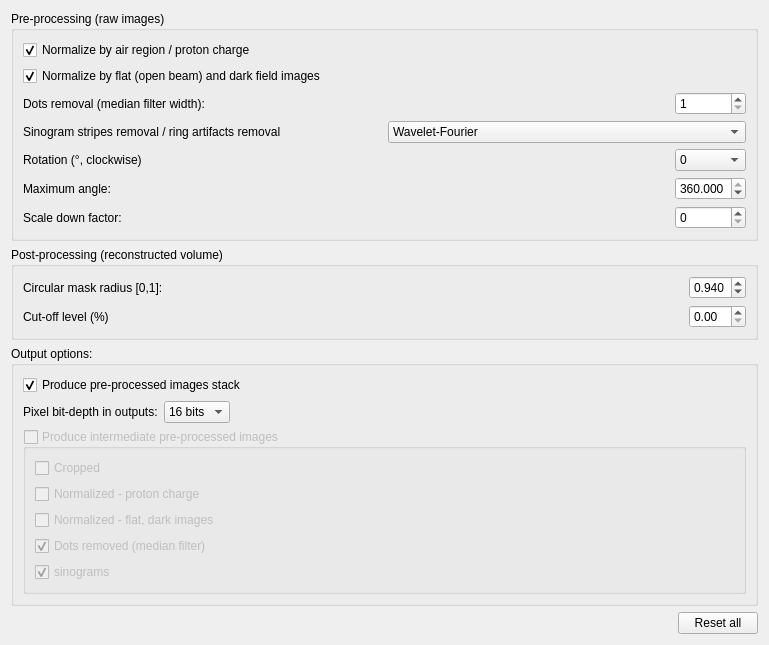
Old version of the form MantidQt/CustomInterfaces/inc/MantidQtCustomInterfaces/Tomography/TomographyIfaceQtTabFiltersSettings.ui in the repository mantidproject/mantid.
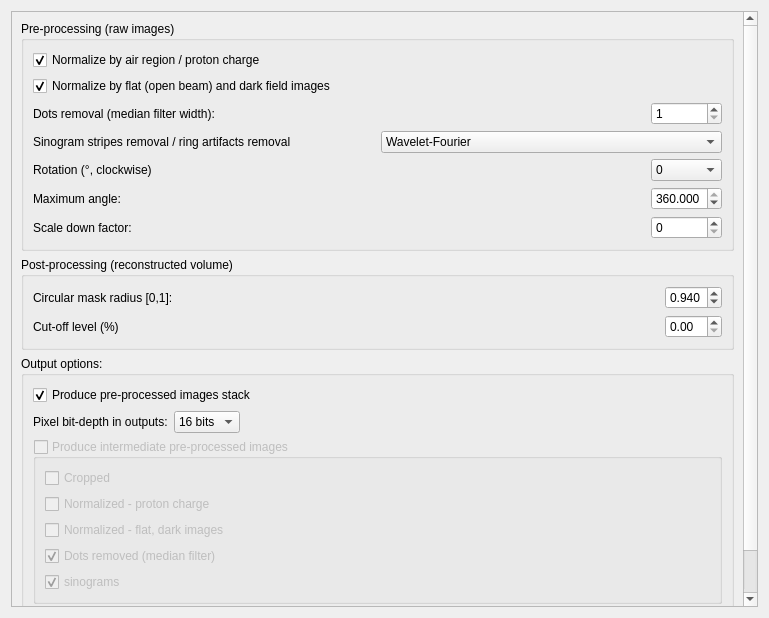
New version of the form.

Commit message: put filters inside a scroll area, re #12900

```diff
--- a/MantidQt/CustomInterfaces/inc/MantidQtCustomInterfaces/Tomography/TomographyIfaceQtTabFiltersSettings.ui
+++ b/MantidQt/CustomInterfaces/inc/MantidQtCustomInterfaces/Tomography/TomographyIfaceQtTabFiltersSettings.ui
@@ -13,13 +13,28 @@
   <property name="windowTitle">
    <string>Form</string>
   </property>
+  <layout class="QGridLayout" name="gridLayout">
+   <item row="0" column="0">
+    <widget class="QScrollArea" name="scrollArea">
+     <property name="widgetResizable">
+      <bool>true</bool>
+     </property>
+     <widget class="QWidget" name="scrollAreaWidgetContents">
+      <property name="geometry">
+       <rect>
+        <x>0</x>
+        <y>0</y>
+        <width>731</width>
+        <height>618</height>
+       </rect>
+      </property>
   <layout class="QVBoxLayout" name="verticalLayout">
    <item>
     <widget class="QGroupBox" name="groupBox">
      <property name="title">
       <string>Pre-processing (raw images)</string>
      </property>
-     <layout class="QGridLayout" name="gridLayout">
+         <layout class="QGridLayout" name="gridLayout_5">
       <item row="7" column="0">
        <widget class="QLabel" name="label_prep_max_angle">
         <property name="text">
@@ -75,7 +90,7 @@
        </widget>
       </item>
       <item row="5" column="1">
-       <spacer name="horizontalSpacer_2">
+           <spacer name="horizontalSpacer_12">
         <property name="orientation">
          <enum>Qt::Horizontal</enum>
         </property>
@@ -101,7 +116,7 @@
        </widget>
       </item>
       <item row="3" column="1">
-       <spacer name="horizontalSpacer">
+           <spacer name="horizontalSpacer_13">
         <property name="orientation">
          <enum>Qt::Horizontal</enum>
         </property>
@@ -140,7 +155,7 @@
        </widget>
       </item>
       <item row="8" column="1">
-       <spacer name="horizontalSpacer_4">
+           <spacer name="horizontalSpacer_14">
         <property name="orientation">
          <enum>Qt::Horizontal</enum>
         </property>
@@ -153,7 +168,7 @@
        </spacer>
       </item>
       <item row="7" column="1">
-       <spacer name="horizontalSpacer_3">
+           <spacer name="horizontalSpacer_15">
         <property name="orientation">
          <enum>Qt::Horizontal</enum>
         </property>
@@ -202,7 +217,7 @@
        </widget>
       </item>
       <item row="4" column="0" colspan="3">
-       <layout class="QHBoxLayout" name="horizontalLayout_3">
+           <layout class="QHBoxLayout" name="horizontalLayout_5">
         <item>
          <widget class="QLabel" name="label_2">
           <property name="text">
@@ -486,6 +501,10 @@
       </widget>
      </item>
     </layout>
+       </item>
+      </layout>
+     </widget>
+    </widget>
    </item>
   </layout>
  </widget>
```
Left out of the diff: 28 changed lines with no effect on the pictures. Lines whose indentation alone changed are shown as unchanged.
